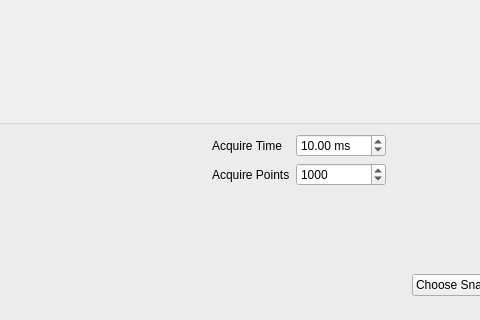
Above: ui/controlpanel.ui from dnadlinger/devil before the change; both pictures show x 417 to 897 and y 229 to 549 of the 1008 by 689 pixel window. Below: the same form after it.
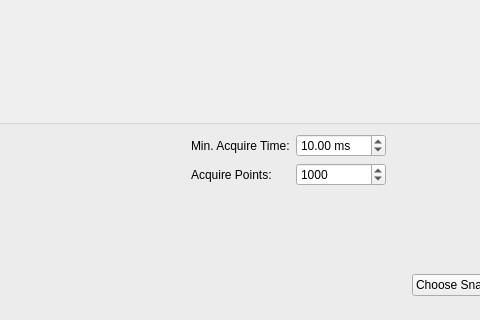
That is the form after the change.

Patch:
```diff
--- a/ui/controlpanel.ui
+++ b/ui/controlpanel.ui
@@ -89,14 +89,14 @@
           <item row="0" column="0">
            <widget class="QLabel" name="label">
             <property name="text">
-             <string>Acquire Time</string>
+             <string>Min. Acquire Time:</string>
             </property>
            </widget>
           </item>
           <item row="1" column="0">
            <widget class="QLabel" name="label_14">
             <property name="text">
-             <string>Acquire Points</string>
+             <string>Acquire Points:</string>
             </property>
            </widget>
           </item>
```
